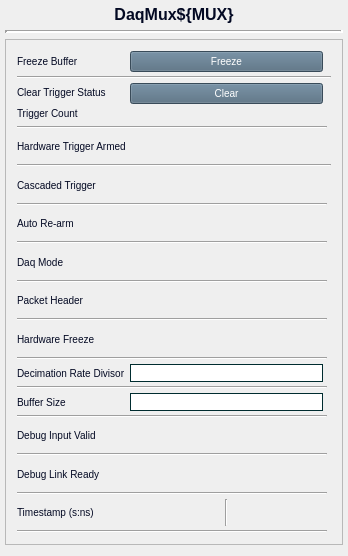
Old version of the form daqMuxV2.ui in the repository cristinasewell/ATCA_PyDM_Screens.
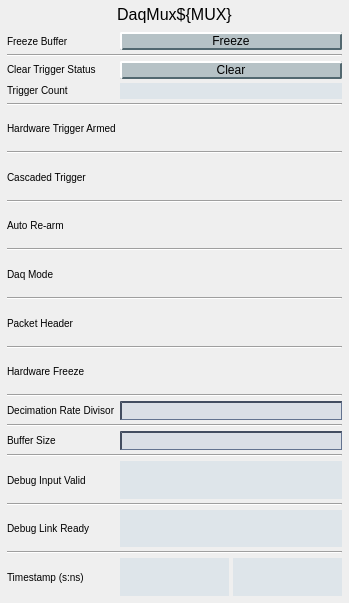
New version of the form. Custom widgets are drawn as their Qt base class.

```diff
--- a/daqMuxV2.ui
+++ b/daqMuxV2.ui
@@ -6,8 +6,8 @@
    <rect>
     <x>0</x>
     <y>0</y>
-    <width>348</width>
-    <height>556</height>
+    <width>349</width>
+    <height>603</height>
    </rect>
   </property>
   <property name="sizePolicy">
@@ -16,13 +16,46 @@
     <verstretch>0</verstretch>
    </sizepolicy>
   </property>
+  <property name="font">
+   <font>
+    <pointsize>9</pointsize>
+   </font>
+  </property>
   <property name="windowTitle">
    <string>DaqMuxV2</string>
   </property>
   <property name="styleSheet">
-   <string notr="true"/>
+   <string notr="true">QPushButton {
+    background-color: rgb(182, 194, 198);
+    border-color: rgb(182, 204, 212) rgb(82, 104, 112) rgb(82, 104, 112) rgb(182,204,212);
+    border-style: outset;
+    border-radius: 2px;
+    border-width: 2px; 
+}
+QPushButton:flat {
+    border: none; /* no border for a flat push button */
+}
+QPushButton:hover {
+   background-color: rgb(154,170,176);
+}
+QPushButton:pressed {
+    background-color: rgb(102,124,132);
+    border-style: inset;
+    border-width: 3px;
+	border-color: rgb(72, 94, 102);
+}
+
+QLineEdit {
+  background-color: rgb(218,223,230);
+  border-color: rgb(66,77,96);
+  border-style: inset;
+  border-width: 2px 1px 1px 2px;
+}
+QLabel {
+  font-size: 10px;
+}</string>
   </property>
-  <layout class="QVBoxLayout" name="verticalLayout" stretch="0,0,1">
+  <layout class="QVBoxLayout" name="verticalLayout" stretch="0,1">
    <property name="leftMargin">
     <number>5</number>
    </property>
@@ -32,14 +65,19 @@
    <property name="rightMargin">
     <number>5</number>
    </property>
+   <property name="bottomMargin">
+    <number>5</number>
+   </property>
    <item>
     <widget class="QLabel" name="label_15">
+     <property name="font">
+      <font>
+       <pointsize>-1</pointsize>
+      </font>
+     </property>
      <property name="styleSheet">
-      <string notr="true">QLabel{
-  color:#030923;
-  font-size: 16px;
-  font: bold;
-}</string>
+      <string notr="true">QLabel{font-size: 16px;
+ }</string>
      </property>
      <property name="text">
       <string>DaqMux${MUX}</string>
@@ -50,38 +88,7 @@
     </widget>
    </item>
    <item>
-    <widget class="Line" name="line">
-     <property name="sizePolicy">
-      <sizepolicy hsizetype="Minimum" vsizetype="Preferred">
-       <horstretch>0</horstretch>
-       <verstretch>0</verstretch>
-      </sizepolicy>
-     </property>
-     <property name="lineWidth">
-      <number>3</number>
-     </property>
-     <property name="orientation">
-      <enum>Qt::Horizontal</enum>
-     </property>
-    </widget>
-   </item>
-   <item>
-    <widget class="QScrollArea" name="scrollArea">
-     <property name="widgetResizable">
-      <bool>true</bool>
-     </property>
-     <widget class="QWidget" name="scrollAreaWidgetContents">
-      <property name="geometry">
-       <rect>
-        <x>0</x>
-        <y>0</y>
-        <width>336</width>
-        <height>512</height>
-       </rect>
-      </property>
-      <layout class="QHBoxLayout" name="horizontalLayout">
-       <item>
-        <layout class="QGridLayout" name="gridLayout" columnstretch="0,0,0,0">
+    <layout class="QGridLayout" name="gridLayout" columnstretch="0,0">
          <property name="leftMargin">
           <number>2</number>
          </property>
@@ -97,44 +104,57 @@
          <property name="spacing">
           <number>4</number>
          </property>
-         <item row="13" column="1">
-          <widget class="PyDMEnumButton" name="PyDMEnumButton_3">
-           <property name="sizePolicy">
-            <sizepolicy hsizetype="Preferred" vsizetype="Fixed">
-             <horstretch>0</horstretch>
-             <verstretch>0</verstretch>
-            </sizepolicy>
-           </property>
+     <item row="16" column="1">
+      <widget class="PyDMEnumButton" name="PyDMEnumButton_5">
            <property name="maximumSize">
             <size>
              <width>16777215</width>
-             <height>34</height>
+         <height>48</height>
             </size>
            </property>
            <property name="toolTip">
             <string/>
            </property>
-           <property name="styleSheet">
-            <string notr="true">QPushButton {
-  background-color: #50697D;
-  border-color: #F3B749;
-  color:white;
-  font-size: 10px;
-}
-QPushButton:checked{
-  background-color: #14B09B;
-  font: bold
-}
-QPushButton:hover{
-  border-style: outset;
-}</string>
-           </property>
            <property name="channel" stdset="0">
-            <string>ca://${DEVICE}:DAQMUX${MUX}_AUTOREARM</string>
-           </property>
-           <property name="items" stdset="0">
-            <stringlist/>
-           </property>
+        <string>ca://${DEVICE}:DAQMUX${MUX}_PACKETHEADER</string>
+       </property>
+       <property name="orientation" stdset="0">
+        <enum>Qt::Horizontal</enum>
+       </property>
+       <property name="marginTop" stdset="0">
+        <number>0</number>
+       </property>
+       <property name="marginBottom" stdset="0">
+        <number>0</number>
+       </property>
+       <property name="marginLeft" stdset="0">
+        <number>0</number>
+       </property>
+       <property name="marginRight" stdset="0">
+        <number>0</number>
+       </property>
+       <property name="horizontalSpacing" stdset="0">
+        <number>0</number>
+       </property>
+       <property name="verticalSpacing" stdset="0">
+        <number>0</number>
+       </property>
+      </widget>
+     </item>
+     <item row="7" column="1">
+      <widget class="PyDMEnumButton" name="PyDMEnumButton_2">
+       <property name="maximumSize">
+        <size>
+         <width>16777215</width>
+         <height>48</height>
+        </size>
+       </property>
+       <property name="toolTip">
+        <string/>
+       </property>
+       <property name="channel" stdset="0">
+        <string>ca://${DEVICE}:DAQMUX${MUX}_ARMHWTRG </string>
+       </property>
            <property name="orientation" stdset="0">
             <enum>Qt::Horizontal</enum>
            </property>
@@ -151,78 +171,146 @@
             <number>0</number>
            </property>
            <property name="horizontalSpacing" stdset="0">
-            <number>4</number>
+        <number>0</number>
            </property>
            <property name="verticalSpacing" stdset="0">
-            <number>4</number>
+        <number>0</number>
            </property>
           </widget>
          </item>
-         <item row="30" column="0" colspan="3">
-          <widget class="Line" name="line_14">
+     <item row="11" column="0" colspan="2">
+      <widget class="Line" name="line_9">
            <property name="orientation">
             <enum>Qt::Horizontal</enum>
            </property>
           </widget>
          </item>
-         <item row="15" column="0">
-          <widget class="QLabel" name="label_6">
-           <property name="styleSheet">
-            <string notr="true">QLabel{
-  color:#030923;
-  font-size: 10px;
-}</string>
-           </property>
-           <property name="text">
-            <string>Daq Mode</string>
-           </property>
-          </widget>
-         </item>
-         <item row="17" column="0">
+     <item row="6" column="0" colspan="2">
+      <widget class="Line" name="line_11">
+       <property name="orientation">
+        <enum>Qt::Horizontal</enum>
+       </property>
+      </widget>
+     </item>
+     <item row="10" column="1">
+      <widget class="PyDMEnumButton" name="PyDMEnumButton">
+       <property name="maximumSize">
+        <size>
+         <width>16777215</width>
+         <height>48</height>
+        </size>
+       </property>
+       <property name="toolTip">
+        <string/>
+       </property>
+       <property name="channel" stdset="0">
+        <string>ca://${DEVICE}:DAQMUX${MUX}_CSCDTRG</string>
+       </property>
+       <property name="orientation" stdset="0">
+        <enum>Qt::Horizontal</enum>
+       </property>
+       <property name="marginTop" stdset="0">
+        <number>0</number>
+       </property>
+       <property name="marginBottom" stdset="0">
+        <number>0</number>
+       </property>
+       <property name="marginLeft" stdset="0">
+        <number>0</number>
+       </property>
+       <property name="marginRight" stdset="0">
+        <number>0</number>
+       </property>
+       <property name="horizontalSpacing" stdset="0">
+        <number>0</number>
+       </property>
+       <property name="verticalSpacing" stdset="0">
+        <number>0</number>
+       </property>
+      </widget>
+     </item>
+     <item row="29" column="0" colspan="2">
+      <widget class="Line" name="line">
+       <property name="orientation">
+        <enum>Qt::Horizontal</enum>
+       </property>
+      </widget>
+     </item>
+     <item row="16" column="0">
           <widget class="QLabel" name="label_7">
+       <property name="font">
+        <font>
+         <pointsize>-1</pointsize>
+        </font>
+       </property>
            <property name="styleSheet">
-            <string notr="true">QLabel{
-  color:#030923;
-  font-size: 10px;
-}</string>
+        <string notr="true"/>
            </property>
            <property name="text">
             <string>Packet Header</string>
            </property>
           </widget>
          </item>
-         <item row="21" column="0">
-          <widget class="QLabel" name="label_9">
-           <property name="styleSheet">
-            <string notr="true">QLabel{
-  color:#030923;
-  font-size: 10px;
-}</string>
-           </property>
-           <property name="text">
-            <string>Decimation Rate Divisor</string>
+     <item row="24" column="0" colspan="2">
+      <widget class="Line" name="line_3">
+       <property name="orientation">
+        <enum>Qt::Horizontal</enum>
+       </property>
+      </widget>
+     </item>
+     <item row="19" column="0" colspan="2">
+      <widget class="Line" name="line_5">
+       <property name="orientation">
+        <enum>Qt::Horizontal</enum>
            </property>
           </widget>
          </item>
-         <item row="22" column="0" colspan="3">
+     <item row="9" column="0" colspan="2">
           <widget class="Line" name="line_10">
            <property name="orientation">
             <enum>Qt::Horizontal</enum>
            </property>
           </widget>
          </item>
-         <item row="29" column="0">
-          <widget class="QLabel" name="label_13">
+     <item row="30" column="1">
+      <layout class="QHBoxLayout" name="horizontalLayout_8">
+       <item>
+        <widget class="PyDMLabel" name="PyDMLabel_3">
+         <property name="toolTip">
+          <string/>
+         </property>
            <property name="styleSheet">
             <string notr="true">QLabel{
-  color:#030923;
-  font-size: 10px;
+  background-color: rgb(222,229,234);
 }</string>
            </property>
            <property name="text">
-            <string>Debug Link Ready</string>
-           </property>
-          </widget>
+          <string/>
+         </property>
+         <property name="channel" stdset="0">
+          <string>ca://${DEVICE}:DAQMUX${MUX}_TS_SEC</string>
+         </property>
+        </widget>
+       </item>
+       <item>
+        <widget class="PyDMLabel" name="PyDMLabel_4">
+         <property name="toolTip">
+          <string/>
+         </property>
+         <property name="styleSheet">
+          <string notr="true">QLabel{
+  background-color: rgb(222,229,234);
+}</string>
+         </property>
+         <property name="text">
+          <string/>
+         </property>
+         <property name="channel" stdset="0">
+          <string>ca://${DEVICE}:DAQMUX${MUX}_TS_NSEC</string>
+         </property>
+        </widget>
+       </item>
+      </layout>
          </item>
          <item row="3" column="1">
           <widget class="PyDMPushButton" name="PyDMPushButton_3">
@@ -230,19 +318,7 @@
             <string/>
            </property>
            <property name="styleSheet">
-            <string notr="true">QPushButton {
-  background-color: #50697D;
-  border-color: #F3B749;
-  color:white;
-  font-size: 10px;
-}
-QPushButton:pressed{
-  background-color: #324856;
-  font: bold
-}
-QPushButton:hover{
-  border-style: outset;
-}</string>
+        <string notr="true"/>
            </property>
            <property name="text">
             <string>Freeze</string>
@@ -255,24 +331,38 @@
            </property>
           </widget>
          </item>
-         <item row="8" column="0">
-          <widget class="QLabel" name="label">
+     <item row="13" column="0" colspan="2">
+      <widget class="Line" name="line_8">
+       <property name="orientation">
+        <enum>Qt::Horizontal</enum>
+       </property>
+      </widget>
+     </item>
+     <item row="14" column="0">
+      <widget class="QLabel" name="label_6">
+       <property name="font">
+        <font>
+         <pointsize>-1</pointsize>
+        </font>
+       </property>
            <property name="styleSheet">
-            <string notr="true">QLabel{
-  color:#030923;
-  font-size: 10px;
-}</string>
+        <string notr="true"/>
            </property>
            <property name="text">
-            <string>Hardware Trigger Armed</string>
+        <string>Daq Mode</string>
            </property>
           </widget>
          </item>
-         <item row="26" column="1">
+     <item row="25" column="1">
           <widget class="PyDMLabel" name="PyDMLabel">
            <property name="toolTip">
             <string/>
            </property>
+       <property name="styleSheet">
+        <string notr="true">QLabel{
+  background-color: rgb(222,229,234);
+}</string>
+       </property>
            <property name="text">
             <string/>
            </property>
@@ -284,66 +374,147 @@
            </property>
           </widget>
          </item>
-         <item row="5" column="1">
-          <layout class="QGridLayout" name="gridLayout_4">
-           <item row="0" column="0">
-            <widget class="PyDMPushButton" name="PyDMPushButton_5">
-             <property name="toolTip">
-              <string/>
+     <item row="28" column="0">
+      <widget class="QLabel" name="label_13">
+       <property name="font">
+        <font>
+         <pointsize>-1</pointsize>
+        </font>
              </property>
              <property name="styleSheet">
-              <string notr="true">QPushButton {
-  background-color: #50697D;
-  border-color: #F3B749;
-  color:white;
-  font-size: 10px;
-}
-QPushButton:pressed{
-  background-color: #324856;
-  font: bold
-}
-QPushButton:hover{
-  border-style: outset;
-}</string>
+        <string notr="true"/>
              </property>
              <property name="text">
-              <string>Clear</string>
-             </property>
-             <property name="channel" stdset="0">
-              <string>ca://${DEVICE}:DAQMUX${MUX}_CLRTRGST</string>
-             </property>
-             <property name="pressValue" stdset="0">
-              <string>1</string>
+        <string>Debug Link Ready</string>
              </property>
             </widget>
            </item>
-           <item row="1" column="0">
-            <widget class="PyDMLabel" name="PyDMLabel_5">
+     <item row="18" column="1">
+      <widget class="PyDMEnumButton" name="PyDMEnumButton_6">
+       <property name="maximumSize">
+        <size>
+         <width>16777215</width>
+         <height>48</height>
+        </size>
+       </property>
              <property name="toolTip">
               <string/>
              </property>
-             <property name="text">
-              <string/>
-             </property>
              <property name="channel" stdset="0">
-              <string>ca://${DEVICE}:DAQMUX${MUX}_TRGCNT</string>
-             </property>
-            </widget>
-           </item>
-          </layout>
-         </item>
-         <item row="12" column="0" colspan="3">
-          <widget class="Line" name="line_5">
-           <property name="orientation">
+        <string>ca://${DEVICE}:DAQMUX${MUX}_HWFRZ</string>
+       </property>
+       <property name="orientation" stdset="0">
             <enum>Qt::Horizontal</enum>
            </property>
-          </widget>
-         </item>
-         <item row="29" column="1">
+       <property name="marginTop" stdset="0">
+        <number>0</number>
+       </property>
+       <property name="marginBottom" stdset="0">
+        <number>0</number>
+       </property>
+       <property name="marginLeft" stdset="0">
+        <number>0</number>
+       </property>
+       <property name="marginRight" stdset="0">
+        <number>0</number>
+       </property>
+       <property name="horizontalSpacing" stdset="0">
+        <number>0</number>
+       </property>
+       <property name="verticalSpacing" stdset="0">
+        <number>0</number>
+       </property>
+      </widget>
+     </item>
+     <item row="30" column="0">
+      <widget class="QLabel" name="label_14">
+       <property name="font">
+        <font>
+         <pointsize>-1</pointsize>
+        </font>
+       </property>
+       <property name="styleSheet">
+        <string notr="true"/>
+       </property>
+       <property name="text">
+        <string>Timestamp (s:ns)</string>
+       </property>
+      </widget>
+     </item>
+     <item row="7" column="0">
+      <widget class="QLabel" name="label">
+       <property name="font">
+        <font>
+         <pointsize>-1</pointsize>
+        </font>
+       </property>
+       <property name="styleSheet">
+        <string notr="true"/>
+       </property>
+       <property name="text">
+        <string>Hardware Trigger Armed</string>
+       </property>
+      </widget>
+     </item>
+     <item row="10" column="0">
+      <widget class="QLabel" name="label_4">
+       <property name="font">
+        <font>
+         <pointsize>-1</pointsize>
+        </font>
+       </property>
+       <property name="styleSheet">
+        <string notr="true"/>
+       </property>
+       <property name="text">
+        <string>Cascaded Trigger</string>
+       </property>
+      </widget>
+     </item>
+     <item row="20" column="1">
+      <widget class="PyDMLineEdit" name="PyDMLineEdit">
+       <property name="toolTip">
+        <string/>
+       </property>
+       <property name="styleSheet">
+        <string notr="true"/>
+       </property>
+       <property name="readOnly">
+        <bool>false</bool>
+       </property>
+       <property name="channel" stdset="0">
+        <string>ca://${DEVICE}:DAQMUX${MUX}_DECRATEDIV</string>
+       </property>
+       <property name="displayFormat" stdset="0">
+        <enum>PyDMLineEdit::Default</enum>
+       </property>
+      </widget>
+     </item>
+     <item row="3" column="0">
+      <widget class="QLabel" name="label_2">
+       <property name="font">
+        <font>
+         <pointsize>-1</pointsize>
+        </font>
+       </property>
+       <property name="styleSheet">
+        <string notr="true"/>
+       </property>
+       <property name="text">
+        <string>Freeze Buffer</string>
+       </property>
+      </widget>
+     </item>
+     <item row="28" column="1">
           <widget class="PyDMLabel" name="PyDMLabel_2">
            <property name="toolTip">
             <string/>
            </property>
+       <property name="styleSheet">
+        <string notr="true">QLabel{
+  background-color: rgb(222,229,234);
+}</string>
+       </property>
            <property name="text">
             <string/>
            </property>
@@ -358,16 +529,73 @@
            </property>
           </widget>
          </item>
-         <item row="26" column="0">
-          <widget class="QLabel" name="label_12">
+     <item row="21" column="0" colspan="2">
+      <widget class="Line" name="line_4">
+       <property name="orientation">
+        <enum>Qt::Horizontal</enum>
+       </property>
+      </widget>
+     </item>
+     <item row="20" column="0">
+      <widget class="QLabel" name="label_9">
+       <property name="font">
+        <font>
+         <pointsize>-1</pointsize>
+        </font>
+       </property>
            <property name="styleSheet">
-            <string notr="true">QLabel{
-  color:#030923;
-  font-size: 10px;
-}</string>
+        <string notr="true"/>
            </property>
            <property name="text">
-            <string>Debug Input Valid</string>
+        <string>Decimation Rate Divisor</string>
+       </property>
+      </widget>
+     </item>
+     <item row="17" column="0" colspan="2">
+      <widget class="Line" name="line_6">
+       <property name="orientation">
+        <enum>Qt::Horizontal</enum>
+       </property>
+      </widget>
+     </item>
+     <item row="15" column="0" colspan="2">
+      <widget class="Line" name="line_7">
+       <property name="orientation">
+        <enum>Qt::Horizontal</enum>
+       </property>
+      </widget>
+     </item>
+     <item row="22" column="1">
+      <widget class="PyDMLineEdit" name="PyDMLineEdit_2">
+       <property name="toolTip">
+        <string/>
+       </property>
+       <property name="styleSheet">
+        <string notr="true"/>
+       </property>
+       <property name="readOnly">
+        <bool>false</bool>
+       </property>
+       <property name="channel" stdset="0">
+        <string>ca://${DEVICE}:DAQMUX${MUX}_BUFFSIZE</string>
+       </property>
+       <property name="displayFormat" stdset="0">
+        <enum>PyDMLineEdit::Default</enum>
+       </property>
+      </widget>
+     </item>
+     <item row="18" column="0">
+      <widget class="QLabel" name="label_8">
+       <property name="font">
+        <font>
+         <pointsize>-1</pointsize>
+        </font>
+       </property>
+       <property name="styleSheet">
+        <string notr="true"/>
+       </property>
+       <property name="text">
+        <string>Hardware Freeze</string>
            </property>
           </widget>
          </item>
@@ -375,11 +603,13 @@
           <layout class="QGridLayout" name="gridLayout_3">
            <item row="0" column="0">
             <widget class="QLabel" name="label_3">
+         <property name="font">
+          <font>
+           <pointsize>-1</pointsize>
+          </font>
+         </property>
              <property name="styleSheet">
-              <string notr="true">QLabel{
-  color:#030923;
-  font-size: 10px;
-}</string>
+          <string notr="true"/>
              </property>
              <property name="text">
               <string>Clear Trigger Status</string>
@@ -388,11 +618,13 @@
            </item>
            <item row="1" column="0">
             <widget class="QLabel" name="label_11">
+         <property name="font">
+          <font>
+           <pointsize>-1</pointsize>
+          </font>
+         </property>
              <property name="styleSheet">
-              <string notr="true">QLabel{
-  color:#030923;
-  font-size: 10px;
-}</string>
+          <string notr="true"/>
              </property>
              <property name="text">
               <string>Trigger Count</string>
@@ -401,451 +633,80 @@
            </item>
           </layout>
          </item>
-         <item row="27" column="0" colspan="3">
-          <widget class="Line" name="line_13">
-           <property name="orientation">
-            <enum>Qt::Horizontal</enum>
-           </property>
-          </widget>
-         </item>
-         <item row="8" column="1">
-          <widget class="PyDMEnumButton" name="PyDMEnumButton_2">
-           <property name="sizePolicy">
-            <sizepolicy hsizetype="Preferred" vsizetype="Fixed">
-             <horstretch>0</horstretch>
-             <verstretch>0</verstretch>
-            </sizepolicy>
-           </property>
-           <property name="maximumSize">
-            <size>
-             <width>16777215</width>
-             <height>34</height>
-            </size>
-           </property>
-           <property name="toolTip">
-            <string/>
-           </property>
-           <property name="styleSheet">
-            <string notr="true">QPushButton {
-  background-color: #50697D;
-  border-color: #F3B749;
-  color:white;
-  font-size: 10px;
-}
-QPushButton:pressed{
-  background-color: #324856;
-  font: bold
-}
-QPushButton:hover{
-  border-style: outset;
-}</string>
-           </property>
-           <property name="alarmSensitiveContent" stdset="0">
-            <bool>false</bool>
-           </property>
-           <property name="alarmSensitiveBorder" stdset="0">
-            <bool>true</bool>
-           </property>
-           <property name="channel" stdset="0">
-            <string>ca://${DEVICE}:DAQMUX${MUX}_ARMHWTRG </string>
-           </property>
-           <property name="items" stdset="0">
-            <stringlist/>
-           </property>
-           <property name="orientation" stdset="0">
-            <enum>Qt::Horizontal</enum>
-           </property>
-           <property name="marginTop" stdset="0">
-            <number>0</number>
-           </property>
-           <property name="marginBottom" stdset="0">
-            <number>0</number>
-           </property>
-           <property name="marginLeft" stdset="0">
-            <number>0</number>
-           </property>
-           <property name="marginRight" stdset="0">
-            <number>0</number>
-           </property>
-           <property name="horizontalSpacing" stdset="0">
-            <number>4</number>
-           </property>
-           <property name="verticalSpacing" stdset="0">
-            <number>4</number>
-           </property>
-          </widget>
-         </item>
-         <item row="3" column="0">
-          <widget class="QLabel" name="label_2">
-           <property name="styleSheet">
-            <string notr="true">QLabel{
-  color:#030923;
-  font-size: 10px;
-}</string>
-           </property>
-           <property name="text">
-            <string>Freeze Buffer</string>
-           </property>
-          </widget>
-         </item>
-         <item row="20" column="0" colspan="3">
-          <widget class="Line" name="line_9">
-           <property name="orientation">
-            <enum>Qt::Horizontal</enum>
-           </property>
-          </widget>
-         </item>
-         <item row="11" column="0">
-          <widget class="QLabel" name="label_4">
-           <property name="styleSheet">
-            <string notr="true">QLabel{
-  color:#030923;
-  font-size: 10px;
-}</string>
-           </property>
-           <property name="text">
-            <string>Cascaded Trigger</string>
-           </property>
-          </widget>
-         </item>
-         <item row="25" column="0" colspan="3">
-          <widget class="Line" name="line_12">
-           <property name="orientation">
-            <enum>Qt::Horizontal</enum>
-           </property>
-          </widget>
-         </item>
-         <item row="17" column="1">
-          <widget class="PyDMEnumButton" name="PyDMEnumButton_5">
-           <property name="sizePolicy">
-            <sizepolicy hsizetype="Preferred" vsizetype="Fixed">
-             <horstretch>0</horstretch>
-             <verstretch>0</verstretch>
-            </sizepolicy>
-           </property>
-           <property name="maximumSize">
-            <size>
-             <width>16777215</width>
-             <height>34</height>
-            </size>
-           </property>
-           <property name="toolTip">
-            <string/>
-           </property>
-           <property name="styleSheet">
-            <string notr="true">QPushButton {
-  background-color: #50697D;
-  border-color: #F3B749;
-  color:white;
-  font-size: 10px;
-}
-QPushButton:checked{
-  background-color: #14B09B;
-  font: bold
-}
-QPushButton:hover{
-  border-style: outset;
-}</string>
-           </property>
-           <property name="channel" stdset="0">
-            <string>ca://${DEVICE}:DAQMUX${MUX}_PACKETHEADER</string>
-           </property>
-           <property name="items" stdset="0">
-            <stringlist/>
-           </property>
-           <property name="orientation" stdset="0">
-            <enum>Qt::Horizontal</enum>
-           </property>
-           <property name="marginTop" stdset="0">
-            <number>0</number>
-           </property>
-           <property name="marginBottom" stdset="0">
-            <number>0</number>
-           </property>
-           <property name="marginLeft" stdset="0">
-            <number>0</number>
-           </property>
-           <property name="marginRight" stdset="0">
-            <number>0</number>
-           </property>
-           <property name="horizontalSpacing" stdset="0">
-            <number>4</number>
-           </property>
-           <property name="verticalSpacing" stdset="0">
-            <number>4</number>
-           </property>
-          </widget>
-         </item>
-         <item row="13" column="0">
-          <widget class="QLabel" name="label_5">
-           <property name="styleSheet">
-            <string notr="true">QLabel{
-  color:#030923;
-  font-size: 10px;
-}</string>
-           </property>
-           <property name="text">
-            <string>Auto Re-arm</string>
-           </property>
-          </widget>
-         </item>
-         <item row="31" column="1">
-          <layout class="QHBoxLayout" name="horizontalLayout_8">
-           <item>
-            <widget class="PyDMLabel" name="PyDMLabel_3">
-             <property name="toolTip">
-              <string/>
-             </property>
-             <property name="text">
-              <string/>
-             </property>
-             <property name="channel" stdset="0">
-              <string>ca://${DEVICE}:DAQMUX${MUX}_TS_SEC</string>
-             </property>
-            </widget>
-           </item>
-           <item>
-            <widget class="Line" name="line_16">
-             <property name="orientation">
-              <enum>Qt::Vertical</enum>
-             </property>
-            </widget>
-           </item>
-           <item>
-            <widget class="PyDMLabel" name="PyDMLabel_4">
-             <property name="toolTip">
-              <string/>
-             </property>
-             <property name="text">
-              <string/>
-             </property>
-             <property name="channel" stdset="0">
-              <string>ca://${DEVICE}:DAQMUX${MUX}_TS_NSEC</string>
-             </property>
-            </widget>
-           </item>
-          </layout>
-         </item>
-         <item row="11" column="1">
-          <widget class="PyDMEnumButton" name="PyDMEnumButton">
-           <property name="sizePolicy">
-            <sizepolicy hsizetype="Preferred" vsizetype="Fixed">
-             <horstretch>0</horstretch>
-             <verstretch>0</verstretch>
-            </sizepolicy>
-           </property>
-           <property name="maximumSize">
-            <size>
-             <width>16777215</width>
-             <height>34</height>
-            </size>
-           </property>
-           <property name="toolTip">
-            <string/>
-           </property>
-           <property name="styleSheet">
-            <string notr="true">QPushButton {
-  background-color: #50697D;
-  border-color: #F3B749;
-  color:white;
-  font-size: 10px;
-}
-QPushButton:checked{
-  background-color: #14B09B;
-  font: bold
-}
-QPushButton:hover{
-  border-style: outset;
-}</string>
-           </property>
-           <property name="alarmSensitiveContent" stdset="0">
-            <bool>false</bool>
-           </property>
-           <property name="channel" stdset="0">
-            <string>ca://${DEVICE}:DAQMUX${MUX}_CSCDTRG</string>
-           </property>
-           <property name="items" stdset="0">
-            <stringlist/>
-           </property>
-           <property name="orientation" stdset="0">
-            <enum>Qt::Horizontal</enum>
-           </property>
-           <property name="marginTop" stdset="0">
-            <number>0</number>
-           </property>
-           <property name="marginBottom" stdset="0">
-            <number>0</number>
-           </property>
-           <property name="marginLeft" stdset="0">
-            <number>0</number>
-           </property>
-           <property name="marginRight" stdset="0">
-            <number>0</number>
-           </property>
-           <property name="horizontalSpacing" stdset="0">
-            <number>4</number>
-           </property>
-           <property name="verticalSpacing" stdset="0">
-            <number>4</number>
-           </property>
-           <property name="checkable" stdset="0">
-            <bool>true</bool>
-           </property>
-          </widget>
-         </item>
-         <item row="21" column="1">
-          <widget class="PyDMLineEdit" name="PyDMLineEdit">
-           <property name="toolTip">
-            <string/>
-           </property>
-           <property name="styleSheet">
-            <string notr="true">QLineEdit{ border-width: 1px; border-style: solid; border-color: #002C2F; }</string>
-           </property>
-           <property name="readOnly">
-            <bool>false</bool>
-           </property>
-           <property name="channel" stdset="0">
-            <string>ca://${DEVICE}:DAQMUX${MUX}_DECRATEDIV</string>
-           </property>
-           <property name="displayFormat" stdset="0">
-            <enum>PyDMLineEdit::Default</enum>
-           </property>
-          </widget>
-         </item>
-         <item row="18" column="0" colspan="3">
-          <widget class="Line" name="line_8">
-           <property name="orientation">
-            <enum>Qt::Horizontal</enum>
-           </property>
-          </widget>
-         </item>
-         <item row="23" column="0">
+     <item row="22" column="0">
           <widget class="QLabel" name="label_10">
+       <property name="font">
+        <font>
+         <pointsize>-1</pointsize>
+        </font>
+       </property>
            <property name="styleSheet">
-            <string notr="true">QLabel{
-  color:#030923;
-  font-size: 10px;
-}</string>
+        <string notr="true"/>
            </property>
            <property name="text">
             <string>Buffer Size</string>
            </property>
           </widget>
          </item>
-         <item row="19" column="1">
-          <widget class="PyDMEnumButton" name="PyDMEnumButton_6">
-           <property name="sizePolicy">
-            <sizepolicy hsizetype="Preferred" vsizetype="Fixed">
-             <horstretch>0</horstretch>
-             <verstretch>0</verstretch>
-            </sizepolicy>
-           </property>
-           <property name="maximumSize">
-            <size>
-             <width>16777215</width>
-             <height>34</height>
-            </size>
-           </property>
+     <item row="27" column="0" colspan="2">
+      <widget class="Line" name="line_2">
+       <property name="orientation">
+        <enum>Qt::Horizontal</enum>
+       </property>
+      </widget>
+     </item>
+     <item row="5" column="1">
+      <layout class="QGridLayout" name="gridLayout_4">
+       <item row="0" column="0">
+        <widget class="PyDMPushButton" name="PyDMPushButton_5">
+         <property name="toolTip">
+          <string/>
+         </property>
+         <property name="styleSheet">
+          <string notr="true"/>
+         </property>
+         <property name="text">
+          <string>Clear</string>
+         </property>
+         <property name="channel" stdset="0">
+          <string>ca://${DEVICE}:DAQMUX${MUX}_CLRTRGST</string>
+         </property>
+         <property name="pressValue" stdset="0">
+          <string>1</string>
+         </property>
+        </widget>
+       </item>
+       <item row="1" column="0">
+        <widget class="PyDMLabel" name="PyDMLabel_5">
            <property name="toolTip">
             <string/>
            </property>
            <property name="styleSheet">
-            <string notr="true">QPushButton {
-  background-color: #50697D;
-  border-color: #F3B749;
-  color:white;
-  font-size: 10px;
-}
-QPushButton:checked{
-  background-color: #14B09B;
-  font: bold
-}
-QPushButton:hover{
-  border-style: outset;
+          <string notr="true">QLabel{
+  background-color: rgb(222,229,234);
 }</string>
            </property>
+         <property name="text">
+          <string/>
+         </property>
            <property name="channel" stdset="0">
-            <string>ca://${DEVICE}:DAQMUX${MUX}_HWFRZ</string>
-           </property>
-           <property name="items" stdset="0">
-            <stringlist/>
-           </property>
-           <property name="orientation" stdset="0">
-            <enum>Qt::Horizontal</enum>
-           </property>
-           <property name="marginTop" stdset="0">
-            <number>0</number>
-           </property>
-           <property name="marginBottom" stdset="0">
-            <number>0</number>
-           </property>
-           <property name="marginLeft" stdset="0">
-            <number>0</number>
-           </property>
-           <property name="marginRight" stdset="0">
-            <number>0</number>
-           </property>
-           <property name="horizontalSpacing" stdset="0">
-            <number>4</number>
-           </property>
-           <property name="verticalSpacing" stdset="0">
-            <number>4</number>
-           </property>
-          </widget>
-         </item>
-         <item row="16" column="0" colspan="3">
-          <widget class="Line" name="line_7">
-           <property name="orientation">
-            <enum>Qt::Horizontal</enum>
-           </property>
-          </widget>
-         </item>
-         <item row="14" column="0" colspan="3">
-          <widget class="Line" name="line_6">
-           <property name="orientation">
-            <enum>Qt::Horizontal</enum>
-           </property>
-          </widget>
-         </item>
-         <item row="32" column="0" colspan="3">
-          <widget class="Line" name="line_15">
-           <property name="orientation">
-            <enum>Qt::Horizontal</enum>
-           </property>
-          </widget>
-         </item>
-         <item row="15" column="1">
+          <string>ca://${DEVICE}:DAQMUX${MUX}_TRGCNT</string>
+         </property>
+        </widget>
+       </item>
+      </layout>
+     </item>
+     <item row="14" column="1">
           <widget class="PyDMEnumButton" name="PyDMEnumButton_4">
-           <property name="sizePolicy">
-            <sizepolicy hsizetype="Preferred" vsizetype="Fixed">
-             <horstretch>0</horstretch>
-             <verstretch>0</verstretch>
-            </sizepolicy>
-           </property>
            <property name="maximumSize">
             <size>
              <width>16777215</width>
-             <height>34</height>
+         <height>48</height>
             </size>
            </property>
            <property name="toolTip">
             <string/>
            </property>
-           <property name="styleSheet">
-            <string notr="true">QPushButton {
-  background-color: #50697D;
-  border-color: #F3B749;
-  color:white;
-  font-size: 10px;
-}
-QPushButton:checked{
-  background-color: #14B09B;
-  font: bold
-}
-QPushButton:hover{
-  border-style: outset;
-}</string>
-           </property>
            <property name="channel" stdset="0">
             <string>ca://${DEVICE}:DAQMUX${MUX}_DAQMODE</string>
            </property>
@@ -871,84 +732,88 @@
             <number>0</number>
            </property>
            <property name="horizontalSpacing" stdset="0">
-            <number>4</number>
+        <number>0</number>
            </property>
            <property name="verticalSpacing" stdset="0">
-            <number>4</number>
+        <number>0</number>
            </property>
           </widget>
          </item>
-         <item row="23" column="1">
-          <widget class="PyDMLineEdit" name="PyDMLineEdit_2">
+     <item row="12" column="0">
+      <widget class="QLabel" name="label_5">
+       <property name="font">
+        <font>
+         <pointsize>-1</pointsize>
+        </font>
+       </property>
+       <property name="styleSheet">
+        <string notr="true"/>
+       </property>
+       <property name="text">
+        <string>Auto Re-arm</string>
+       </property>
+      </widget>
+     </item>
+     <item row="25" column="0">
+      <widget class="QLabel" name="label_12">
+       <property name="font">
+        <font>
+         <pointsize>-1</pointsize>
+        </font>
+       </property>
+       <property name="styleSheet">
+        <string notr="true"/>
+       </property>
+       <property name="text">
+        <string>Debug Input Valid</string>
+       </property>
+      </widget>
+     </item>
+     <item row="12" column="1">
+      <widget class="PyDMEnumButton" name="PyDMEnumButton_3">
+       <property name="maximumSize">
+        <size>
+         <width>16777215</width>
+         <height>48</height>
+        </size>
+       </property>
            <property name="toolTip">
             <string/>
            </property>
-           <property name="styleSheet">
-            <string notr="true">QLineEdit{ border-width: 1px; border-style: solid; border-color: #002C2F; }</string>
-           </property>
-           <property name="readOnly">
-            <bool>false</bool>
-           </property>
            <property name="channel" stdset="0">
-            <string>ca://${DEVICE}:DAQMUX${MUX}_BUFFSIZE</string>
-           </property>
-           <property name="displayFormat" stdset="0">
-            <enum>PyDMLineEdit::Default</enum>
-           </property>
-          </widget>
-         </item>
-         <item row="4" column="0" colspan="4">
-          <widget class="Line" name="line_2">
-           <property name="orientation">
+        <string>ca://${DEVICE}:DAQMUX${MUX}_AUTOREARM</string>
+       </property>
+       <property name="orientation" stdset="0">
             <enum>Qt::Horizontal</enum>
            </property>
-          </widget>
-         </item>
-         <item row="31" column="0">
-          <widget class="QLabel" name="label_14">
-           <property name="styleSheet">
-            <string notr="true">QLabel{
-  color:#030923;
-  font-size: 10px;
-}</string>
-           </property>
-           <property name="text">
-            <string>Timestamp (s:ns)</string>
-           </property>
-          </widget>
-         </item>
-         <item row="7" column="0" colspan="3">
-          <widget class="Line" name="line_3">
-           <property name="orientation">
-            <enum>Qt::Horizontal</enum>
-           </property>
-          </widget>
-         </item>
-         <item row="9" column="0" colspan="4">
-          <widget class="Line" name="line_4">
+       <property name="marginTop" stdset="0">
+        <number>0</number>
+       </property>
+       <property name="marginBottom" stdset="0">
+        <number>0</number>
+       </property>
+       <property name="marginLeft" stdset="0">
+        <number>0</number>
+       </property>
+       <property name="marginRight" stdset="0">
+        <number>0</number>
+       </property>
+       <property name="horizontalSpacing" stdset="0">
+        <number>0</number>
+       </property>
+       <property name="verticalSpacing" stdset="0">
+        <number>0</number>
+       </property>
+      </widget>
+     </item>
+     <item row="4" column="0" colspan="2">
+      <widget class="Line" name="line_12">
            <property name="orientation">
             <enum>Qt::Horizontal</enum>
            </property>
           </widget>
          </item>
-         <item row="19" column="0">
-          <widget class="QLabel" name="label_8">
-           <property name="styleSheet">
-            <string notr="true">QLabel{
-  color:#030923;
-  font-size: 10px;
-}</string>
-           </property>
-           <property name="text">
-            <string>Hardware Freeze</string>
-           </property>
-          </widget>
-         </item>
-        </layout>
-       </item>
-      </layout>
-     </widget>
-    </widget>
+    </layout>
    </item>
   </layout>
  </widget>
```
Left out of the diff: 6 changed lines with no effect on the pictures. Lines whose indentation alone changed are shown as unchanged.
